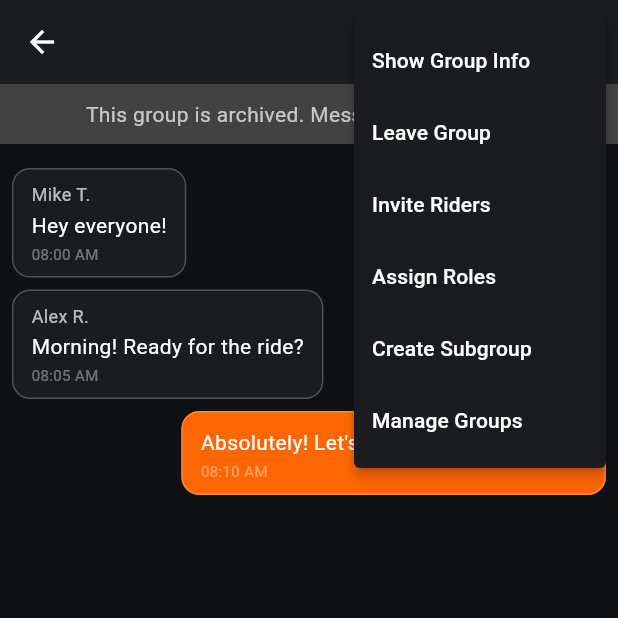
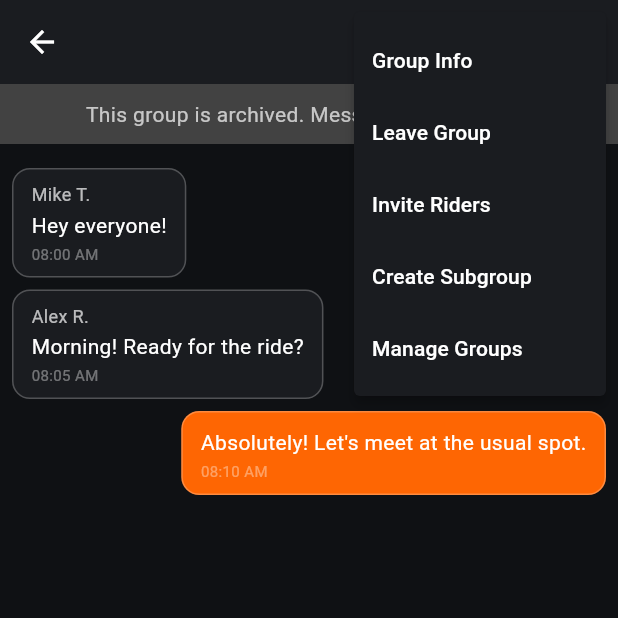
Before and after one commit to Rookie0208/throttle, a Flutter app: the GroupChatScreen screen opened directly with empty values, after a tap on the "more vert" icon, on a phone screen of 412 x 824 dp, the top half of it. Run offline on Flutter 3.47's test engine with Material 3 defaults, Android fonts, the phone set to English and light mode, and no system bars; our stand-ins replace fl_chart, flutter_dotenv, geocoding, google_maps_flutter, google_sign_in, shared_preferences; missing offline and left inert: google_sign_in_platform_interface, google_sign_in_web; accounts and stored records are empty.

Commit message:
update group info screen

```diff
--- a/throttle-frontend/throttle_ui/lib/screens/group_chat_screen.dart
+++ b/throttle-frontend/throttle_ui/lib/screens/group_chat_screen.dart
@@ -21,8 +21,16 @@ class _GroupChatScreenState extends State<GroupChatScreen> {
 
   List<Map<String, dynamic>> messages = [
     {"sender": "Mike T.", "message": "Hey everyone!", "time": "08:00 AM"},
-    {"sender": "Alex R.", "message": "Morning! Ready for the ride?", "time": "08:05 AM"},
-    {"sender": "You", "message": "Absolutely! Let's meet at the usual spot.", "time": "08:10 AM"},
+    {
+      "sender": "Alex R.",
+      "message": "Morning! Ready for the ride?",
+      "time": "08:05 AM",
+    },
+    {
+      "sender": "You",
+      "message": "Absolutely! Let's meet at the usual spot.",
+      "time": "08:10 AM",
+    },
   ];
 
   void sendMessage() {
@@ -70,10 +78,7 @@ class _GroupChatScreenState extends State<GroupChatScreen> {
                 style: const TextStyle(color: Colors.white70, fontSize: 12),
               ),
             const SizedBox(height: 2),
-            Text(
-              msg["message"],
-              style: const TextStyle(color: Colors.white),
-            ),
+            Text(msg["message"], style: const TextStyle(color: Colors.white)),
             const SizedBox(height: 2),
             Text(
               msg["time"],
@@ -89,10 +94,8 @@ class _GroupChatScreenState extends State<GroupChatScreen> {
     Navigator.push(
       context,
       MaterialPageRoute(
-        builder: (_) => RideInfoScreen(
-          rideGroup: widget.group,
-          token: widget.token,
-        ),
+        builder: (_) =>
+            RideInfoScreen(rideGroup: widget.group, token: widget.token),
       ),
     );
   }
@@ -122,7 +125,6 @@ class _GroupChatScreenState extends State<GroupChatScreen> {
 
   void _handleMenuSelection(String value) {
     switch (value) {
-
       case 'info':
         _openGroupInfo();
         break;
@@ -131,10 +133,8 @@ class _GroupChatScreenState extends State<GroupChatScreen> {
         Navigator.push(
           context,
           MaterialPageRoute(
-          builder: (_) => ManageMembersScreen(
-            group: widget.group,
-            token: widget.token,
-          ),
+            builder: (_) =>
+                ManageMembersScreen(group: widget.group, token: widget.token),
           ),
         );
         break;
@@ -189,8 +189,9 @@ class _GroupChatScreenState extends State<GroupChatScreen> {
   Widget build(BuildContext context) {
     bool isActive = widget.group["status"] == "active";
 
-    bool isCaptain = widget.group["members"]
-            .any((m) => m["role"] == "CAPTAIN" && m["id"] == "u1");
+    bool isCaptain = widget.group["members"].any(
+      (m) => m["role"] == "CAPTAIN" && m["id"] == "u1",
+    );
 
     return Scaffold(
       backgroundColor: const Color(0xff0f1114),
@@ -220,32 +221,38 @@ class _GroupChatScreenState extends State<GroupChatScreen> {
             itemBuilder: (_) => [
               const PopupMenuItem(
                 value: 'info',
-                child: Text("Show Group Info", style: TextStyle(color: Colors.white)),
+                child: Text(
+                  "Group Info",
+                  style: TextStyle(color: Colors.white),
+                ),
               ),
               const PopupMenuItem(
                 value: 'leave',
-                child: Text("Leave Group", style: TextStyle(color: Colors.white)),
+                child: Text(
+                  "Leave Group",
+                  style: TextStyle(color: Colors.white),
                 ),
-              if (isCaptain)
-              const PopupMenuItem(
-    value: 'manage_members',
-    child: Text("Manage Members", style: TextStyle(color: Colors.white)),
               ),
               const PopupMenuItem(
                 value: 'invite',
-    child: Text("Invite Riders", style: TextStyle(color: Colors.white)),
+                child: Text(
+                  "Invite Riders",
+                  style: TextStyle(color: Colors.white),
                 ),
-  const PopupMenuItem(
-    value: 'roles',
-    child: Text("Assign Roles", style: TextStyle(color: Colors.white)),
               ),
               const PopupMenuItem(
                 value: 'subgroup',
-                  child: Text("Create Subgroup", style: TextStyle(color: Colors.white)),
+                child: Text(
+                  "Create Subgroup",
+                  style: TextStyle(color: Colors.white),
+                ),
               ),
               const PopupMenuItem(
                 value: 'manage',
-                child: Text("Manage Groups", style: TextStyle(color: Colors.white)),
+                child: Text(
+                  "Manage Groups",
+                  style: TextStyle(color: Colors.white),
+                ),
               ),
             ],
             onSelected: _handleMenuSelection,
@@ -271,8 +278,7 @@ class _GroupChatScreenState extends State<GroupChatScreen> {
               controller: scrollController,
               padding: const EdgeInsets.symmetric(vertical: 12),
               itemCount: messages.length,
-              itemBuilder: (context, index) =>
-                  _buildMessage(messages[index]),
+              itemBuilder: (context, index) => _buildMessage(messages[index]),
             ),
           ),
 
@@ -296,7 +302,7 @@ class _GroupChatScreenState extends State<GroupChatScreen> {
                   IconButton(
                     icon: const Icon(Icons.send, color: Color(0xfffe6603)),
                     onPressed: sendMessage,
-                  )
+                  ),
                 ],
               ),
             ),
```
Also changed, not shown: throttle-frontend/throttle_ui/lib/screens/group_info_sheet.dart (+120 -9 lines), 1 other file. Lines whose indentation alone changed are shown as unchanged.
